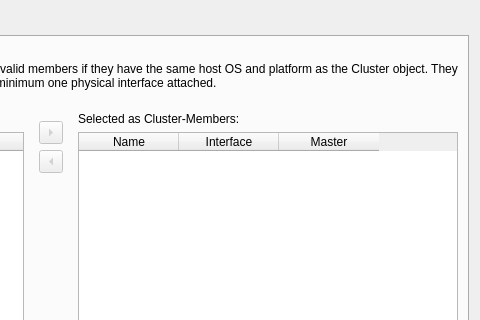
This is src/firewallfabrik/gui/ui/clustermembersdialog_q.ui in Linuxfabrik/firewallfabrik as Qt 5 draws it before an edit; both pictures show x 379 to 859 and y 0 to 320 of the 859 by 556 pixel window. The edited form follows.
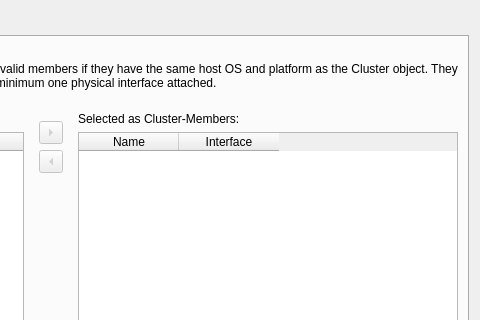
This is the edited form.

Commit message: refactor(gui): drop the master member of a cluster

```diff
--- a/src/firewallfabrik/gui/ui/clustermembersdialog_q.ui
+++ b/src/firewallfabrik/gui/ui/clustermembersdialog_q.ui
@@ -281,11 +281,6 @@
              <string>Interface</string>
             </property>
            </column>
-           <column>
-            <property name="text">
-             <string>Master</string>
-            </property>
-           </column>
           </widget>
          </item>
         </layout>
```
The commit also changes 10 other files.
